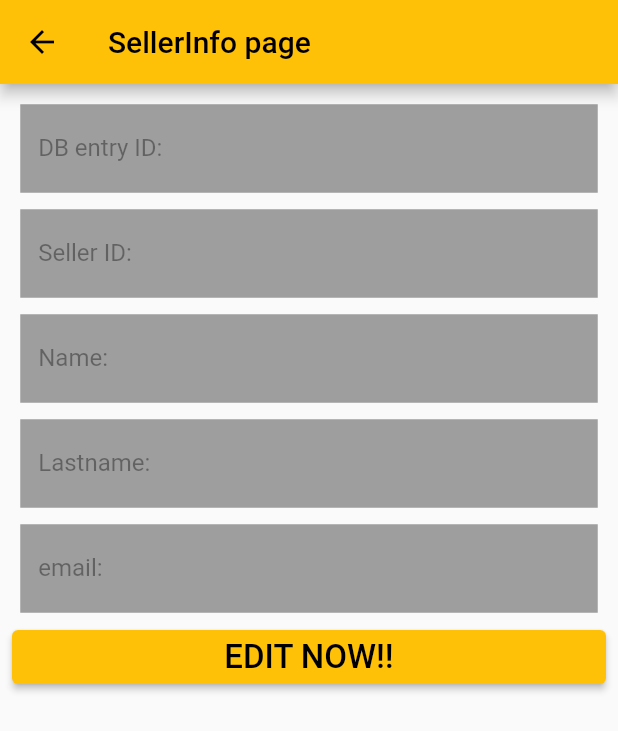
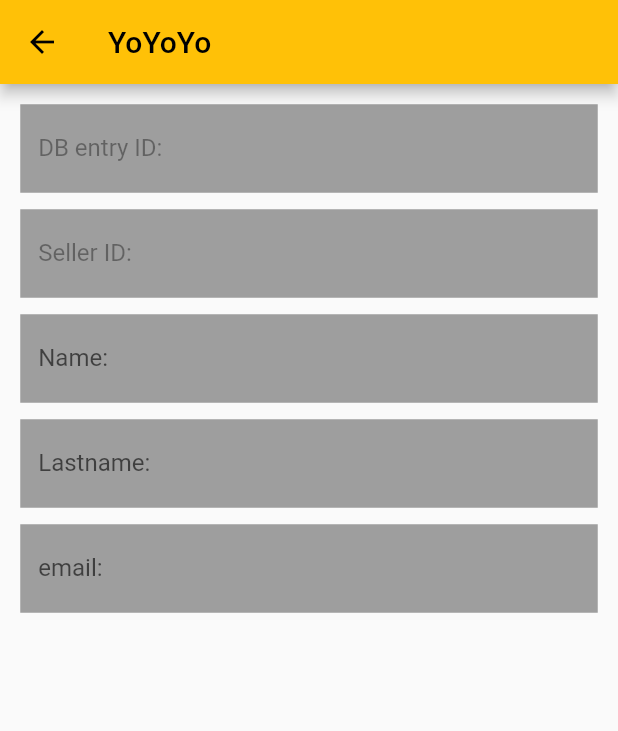
Before and after one commit to reloveution/flutter-1, a Flutter app: the SellerInfoPage screen opened directly with empty values, after a tap on "EDIT NOW!!", on a phone screen of 412 x 824 dp. Shown: the top 731 px of the screen. Run offline on Flutter 3.47's test engine with Material 2 defaults, Android fonts, the phone set to English and light mode, and no system bars.

Commit message:
button addedFX, prepare for add appBar button

```diff
--- a/lib/pages/sellers/seller.page.dart
+++ b/lib/pages/sellers/seller.page.dart
@@ -38,23 +38,27 @@ class _SellerInfoPageState extends State<SellerInfoPage> {
         body: ListView(
           padding: const EdgeInsets.all(8),
           children: [
-            SellerWidget('DB entry ID:', widget._sellerModel.id, editEnabled),
-            SellerWidget(
-                'Seller ID:', widget._sellerModel.sellerId, editEnabled),
+            SellerWidget('DB entry ID:', widget._sellerModel.id, false),
+            SellerWidget('Seller ID:', widget._sellerModel.sellerId, false),
             SellerWidget('Name:', widget._sellerModel.sellerInfo?.firstName,
                 editEnabled),
             SellerWidget('Lastname:', widget._sellerModel.sellerInfo?.lastName,
                 editEnabled),
             SellerWidget(
                 'email:', widget._sellerModel.sellerInfo?.email, editEnabled),
-            SellerEditButtonWidget(
-              callback: () {
-                editEnabled = true;
-              },
-              statusCallback: () {
-                title = 'YO';
-              },
-            )
+            if (!editEnabled)
+              SellerEditButtonWidget(
+                callback: () {
+                  setState(() {
+                    editEnabled = !editEnabled;
+                  });
+                },
+                statusCallback: (stroke) {
+                  setState(() {
+                    title = stroke;
+                  });
+                },
+              )
           ],
         ));
   }
--- a/lib/pages/sellers/widgets/seller_edit.button.dart
+++ b/lib/pages/sellers/widgets/seller_edit.button.dart
@@ -3,14 +3,12 @@ import 'package:rest/pages/sellers/seller.page.dart';
 import '../../../models/seller_model.dart';
 
 class SellerEditButtonWidget extends StatelessWidget {
-  // final List<SellerModel> sellersList;
-  // bool? editEnabled;
   final Function() _callback;
-  final Function() _statusCallback;
+  final Function(String value) _statusCallback;
   const SellerEditButtonWidget(
       {super.key,
       required Function() callback,
-      required Function() statusCallback})
+      required Function(String value) statusCallback})
       : _callback = callback,
         _statusCallback = statusCallback;
 
@@ -18,22 +16,8 @@ class SellerEditButtonWidget extends StatelessWidget {
   Widget build(BuildContext context) {
     return ElevatedButton(
         onPressed: () {
-          // Navigator.pushNamed(context, '/sellersInfo');
-          // Navigator.pushNamed(
-          //   context,
-          //   '/sellersInfo',
-          //   arguments: <String, SellerModel>{
-          //     // 'rec ID': this.sellersList[index].id,
-          //     'seller': this.sellersList[index]
-          //   },
-          // );
-          // Navigator.pushNamedAndRemoveUntil(
-          // context, '/sellers', (route) => true);
-          // editEnabled = true;
-          // print(editEnabled);
-          // Navigator.pushReplacementNamed(context, '/sellers');
           _callback();
-          _statusCallback();
+          _statusCallback('YoYoYo');
         },
         child: Text('EDIT NOW!!', style: TextStyle(fontSize: 22)));
   }
```
Also changed, not shown: lib/pages/sellers/widgets/seller.widget.dart (+1 -38 lines).
